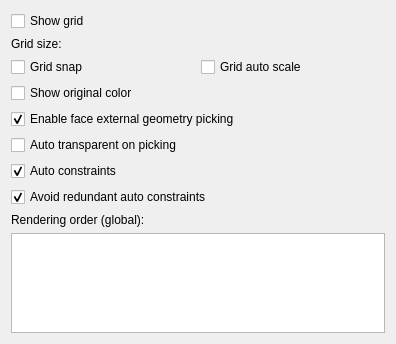
This is src/Mod/Sketcher/Gui/TaskSketcherGeneral.ui in wavexx/FreeCAD as Qt 5 draws it before an edit. The edited form follows.
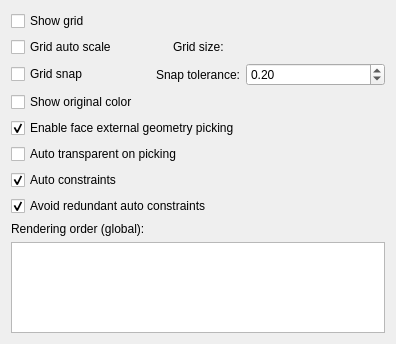
This is the edited form. Custom widgets are drawn as their Qt base class.

Commit message:
Sketcher: add grid snap tolerance option
Option exposed to sketcher ask panel 'Edit control'.

Also support temporarily disable snapping by holding 'Shift' key.

Closes realthunder/FreeCAD_Assembly3#895
@Rabbit-sk

```diff
--- a/src/Mod/Sketcher/Gui/TaskSketcherGeneral.ui
+++ b/src/Mod/Sketcher/Gui/TaskSketcherGeneral.ui
@@ -38,8 +38,24 @@
    </item>
    <item>
     <layout class="QHBoxLayout" name="horizontalLayout">
+     <item>
+      <widget class="QCheckBox" name="checkBoxGridAutoScale">
+       <property name="toolTip">
+        <string>Auto change grid size depending on the zoom level of the current view.</string>
+       </property>
+       <property name="text">
+        <string>Grid auto scale</string>
+       </property>
+      </widget>
+     </item>
      <item>
       <widget class="QLabel" name="label">
+       <property name="sizePolicy">
+        <sizepolicy hsizetype="Maximum" vsizetype="Preferred">
+         <horstretch>0</horstretch>
+         <verstretch>0</verstretch>
+        </sizepolicy>
+       </property>
        <property name="text">
         <string>Grid size:</string>
        </property>
@@ -47,6 +63,18 @@
      </item>
      <item>
       <widget class="Gui::PrefQuantitySpinBox" name="gridSize" native="true">
+       <property name="sizePolicy">
+        <sizepolicy hsizetype="Minimum" vsizetype="Preferred">
+         <horstretch>0</horstretch>
+         <verstretch>0</verstretch>
+        </sizepolicy>
+       </property>
+       <property name="minimumSize">
+        <size>
+         <width>100</width>
+         <height>0</height>
+        </size>
+       </property>
        <property name="toolTip">
         <string>Distance between two subsequent grid lines</string>
        </property>
@@ -101,12 +129,44 @@
       </widget>
      </item>
      <item>
-      <widget class="QCheckBox" name="checkBoxGridAutoScale">
-       <property name="toolTip">
-        <string>Auto change grid size depending on the zoom level of the current view.</string>
+      <widget class="QLabel" name="label_3">
+       <property name="sizePolicy">
+        <sizepolicy hsizetype="Maximum" vsizetype="Preferred">
+         <horstretch>0</horstretch>
+         <verstretch>0</verstretch>
+        </sizepolicy>
        </property>
        <property name="text">
-        <string>Grid auto scale</string>
+        <string>Snap tolerance:</string>
+       </property>
+      </widget>
+     </item>
+     <item>
+      <widget class="Gui::PrefDoubleSpinBox" name="snapTolerance">
+       <property name="sizePolicy">
+        <sizepolicy hsizetype="Minimum" vsizetype="Fixed">
+         <horstretch>0</horstretch>
+         <verstretch>0</verstretch>
+        </sizepolicy>
+       </property>
+       <property name="toolTip">
+        <string>The tolerance multiplying the grid width defines a distance within which the pointer will snap
+to the nearest grid point.</string>
+       </property>
+       <property name="maximum">
+        <double>0.500000000000000</double>
+       </property>
+       <property name="singleStep">
+        <double>0.050000000000000</double>
+       </property>
+       <property name="value">
+        <double>0.200000000000000</double>
+       </property>
+       <property name="prefEntry" stdset="0">
+        <cstring>SnapTolerance</cstring>
+       </property>
+       <property name="prefPath" stdset="0">
+        <cstring>Mod/Sketcher/General</cstring>
        </property>
       </widget>
      </item>
@@ -253,6 +313,11 @@
    <extends>QWidget</extends>
    <header>Gui/PrefWidgets.h</header>
   </customwidget>
+  <customwidget>
+   <class>Gui::PrefDoubleSpinBox</class>
+   <extends>QDoubleSpinBox</extends>
+   <header>Gui/PrefWidgets.h</header>
+  </customwidget>
  </customwidgets>
  <resources/>
  <connections/>
```
Left out of the diff: 3 changed lines with no effect on the pictures. The commit also changes 3 other files.
